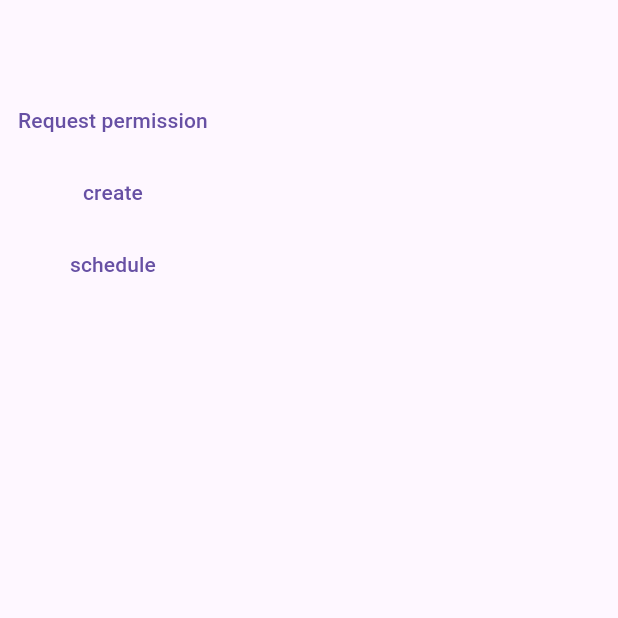
After one commit to alishermamirov/flutter_local_notification, a Flutter app: the screen it shows after launch, after a tap on "schedule", on a phone screen of 412 x 824 dp, the top half of it. The commit adds this screen. Run offline on Flutter 3.47's test engine with Material 3 defaults, Android fonts, the phone set to English and light mode, and no system bars; our stand-ins replace awesome_notifications, flutter_local_notifications.

Commit message:
awesome_notification added

```diff
--- /dev/null
+++ b/lib/awesome_notifications/second_screen.dart
@@ -0,0 +1,58 @@
+import 'package:awesome_notifications/awesome_notifications.dart';
+import 'package:flutter/material.dart';
+
+class SecondScreen extends StatelessWidget {
+  const SecondScreen({super.key});
+
+  @override
+  Widget build(BuildContext context) {
+    return Scaffold(
+      appBar: AppBar(),
+      body: Column(
+        children: [
+          TextButton(
+            onPressed: () {
+              AwesomeNotifications().requestPermissionToSendNotifications();
+            },
+            child: Text("Request permission"),
+          ),
+          TextButton(
+            onPressed: () {
+              AwesomeNotifications().createNotification(
+                content: NotificationContent(
+                  id: 1,
+                  channelKey: "mainKey",
+                  title: "bu title",
+                  body: "bu body",
+                  bigPicture: "asset://assets/bell.png",
+                  notificationLayout: NotificationLayout.BigPicture,
+                ),
+              );
+            },
+            child: Text("create"),
+          ),
+          TextButton(
+            onPressed: () {
+              AwesomeNotifications().createNotification(
+                content: NotificationContent(
+                  id: 1,
+                  channelKey: "schedulek",
+                  title: "bu schedule title",
+                  body: "bu body",
+                  bigPicture: "asset://assets/bell.png",
+                  notificationLayout: NotificationLayout.BigPicture,
+                ),
+                schedule: NotificationCalendar.fromDate(
+                  date: DateTime.now().add(
+                    Duration(seconds: 5),
+                  ),
+                ),
+              );
+            },
+            child: Text("schedule"),
+          ),
+        ],
+      ),
+    );
+  }
+}
--- a/lib/home_screen.dart
+++ b/lib/flutter_local_notifications/home_screen.dart
@@ -1,5 +1,5 @@
 import 'package:flutter/material.dart';
-import 'package:local_notification/services/notification_service.dart';
+import 'package:local_notification/flutter_local_notifications/services/notification_service.dart';
 
 class HomeScreen extends StatelessWidget {
   const HomeScreen({super.key});
--- a/lib/main.dart
+++ b/lib/main.dart
@@ -1,10 +1,30 @@
+import 'package:awesome_notifications/awesome_notifications.dart';
 import 'package:flutter/material.dart';
-import 'package:local_notification/home_screen.dart';
-import 'package:local_notification/services/notification_service.dart';
+import 'package:local_notification/awesome_notifications/second_screen.dart';
+import 'package:local_notification/flutter_local_notifications/services/notification_service.dart';
 
-void main() {
+void main() async {
   WidgetsFlutterBinding.ensureInitialized();
   NotificationService().initNotification();
+  AwesomeNotifications().initialize("resource://drawable/bell", [
+    NotificationChannel(
+      channelKey: "mainKey",
+      channelName: "mainName",
+      channelDescription: "mainDesc",
+      playSound: true,
+      channelShowBadge: true,
+      enableVibration: true,
+      criticalAlerts: true,
+    ),
+    NotificationChannel(
+      channelKey: "schedulek",
+      channelName: "scheduleName",
+      channelDescription: "scheduleDesc",
+      playSound: true,
+      channelShowBadge: true,
+      importance: NotificationImportance.High,
+    ),
+  ]);
   runApp(const MyApp());
 }
 
@@ -15,7 +35,7 @@ class MyApp extends StatelessWidget {
   Widget build(BuildContext context) {
     return MaterialApp(
       debugShowCheckedModeBanner: false,
-      home: HomeScreen(),
+      home: SecondScreen(),
     );
   }
 }
--- a/pubspec.yaml
+++ b/pubspec.yaml
@@ -36,6 +36,7 @@ dependencies:
   # Use with the CupertinoIcons class for iOS style icons.
   cupertino_icons: ^1.0.8
   flutter_local_notifications: ^17.2.2
+  awesome_notifications: ^0.9.3+1
 
 dev_dependencies:
   flutter_test:
@@ -60,8 +61,8 @@ flutter:
   uses-material-design: true
 
   # To add assets to your application, add an assets section, like this:
-  # assets:
-  #   - images/a_dot_burr.jpeg
+  assets:
+    - assets/
   #   - images/a_dot_ham.jpeg
 
   # An image asset can refer to one or more resolution-specific "variants", see
```
Also changed, not shown: assets/bell.png (added), lib/flutter_local_notifications/services/notification_service.dart (renamed from lib/services/notification_service.dart), pubspec.lock, 8 other files.
